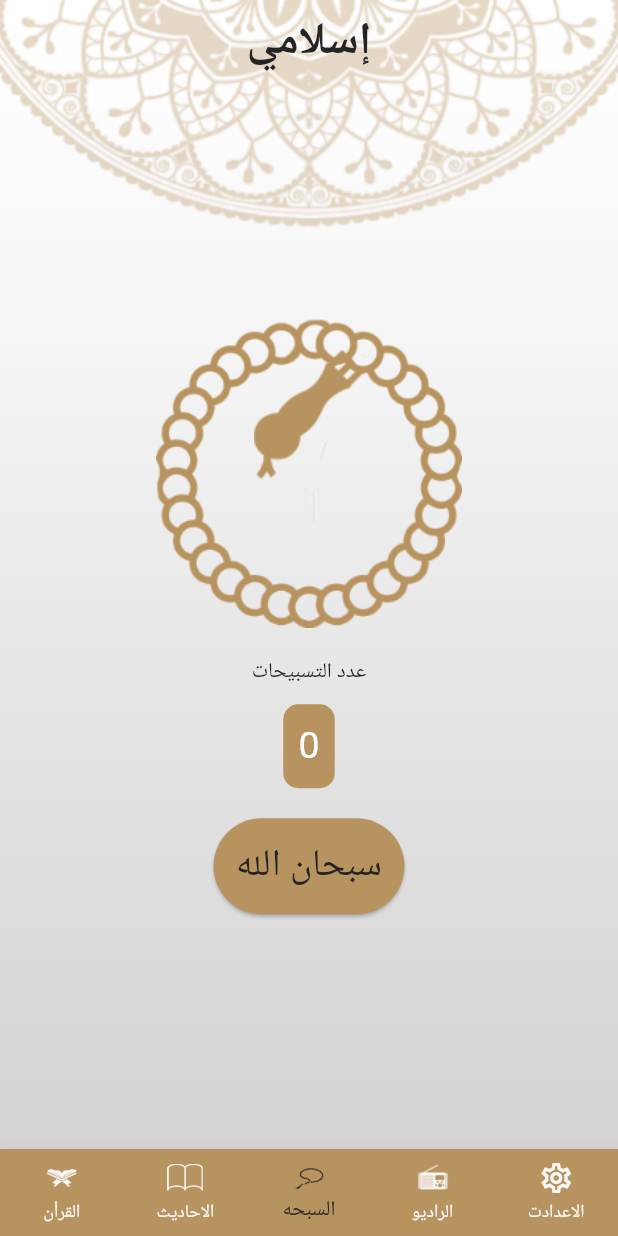
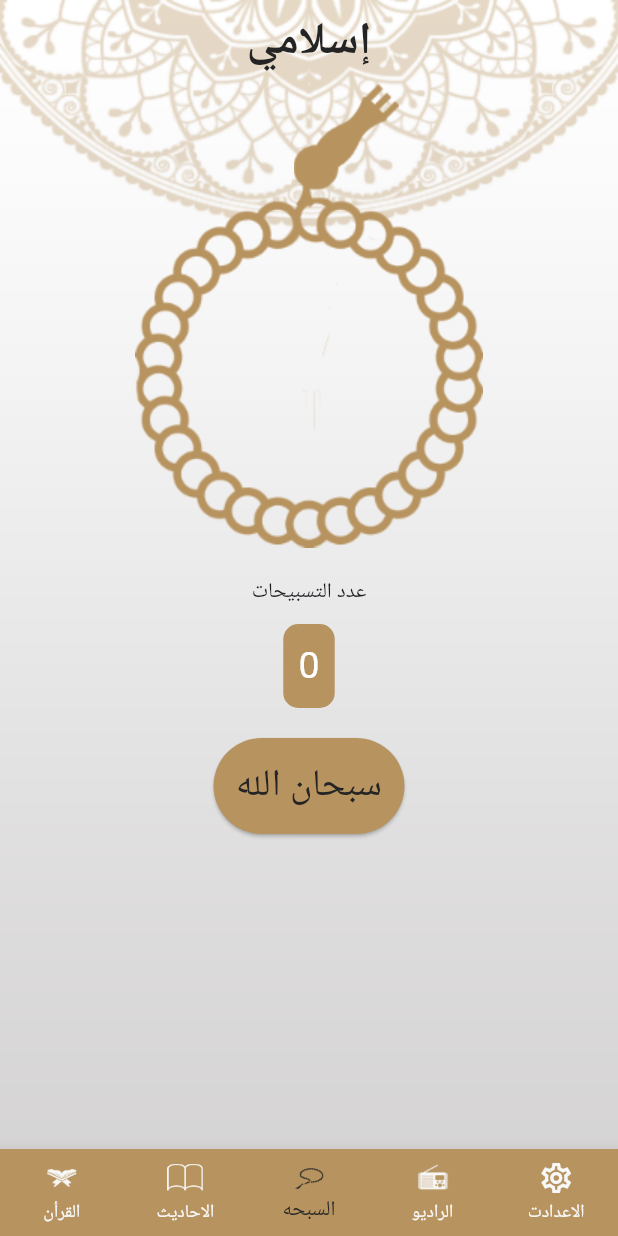
Before and after one commit to abdulrahmanal-saeed/IslamiApp, a Flutter app: the screen it shows after launch, item 3 of the bottom bar chosen, on a phone screen of 412 x 824 dp. Run offline on Flutter 3.47's test engine with Material 3 defaults, Android fonts, the phone set to English and light mode, and no system bars.

Commit message:
Sebha finally Finish

```diff
--- a/lib/tabs/sebha/sebha_tab.dart
+++ b/lib/tabs/sebha/sebha_tab.dart
@@ -10,24 +10,11 @@ class SebhaTab extends StatefulWidget {
 class _SebhaTabState extends State<SebhaTab> with SingleTickerProviderStateMixin  {
   int counter = 0;
   String tasbeeh = "سبحان الله";
-  late AnimationController _controller;
-  late Animation<double> _animation;
-
-  @override
-  void initState() {
-    super.initState();
-    _controller = AnimationController(
-      duration: const Duration(milliseconds: 200),
-      vsync: this,
-    )
-      ..addListener(() {
-        setState(() {});
-      });
-    _animation = Tween(begin: 0.0, end: 0.1).animate(_controller);
-  }
+   double angle = 0;
 
   void incrementCounter() {
     setState(() {
+      angle +=10;
       counter++;
       if (counter > 33) {
         counter = 1;
@@ -39,15 +26,9 @@ class _SebhaTabState extends State<SebhaTab> with SingleTickerProviderStateMixin
           tasbeeh = "سبحان الله";
         }
       }
-      _controller.forward(from: 0.0);
     });
   }
 
-  @override
-  void dispose() {
-    _controller.dispose();
-    super.dispose();
-  }
 
   @override
   Widget build(BuildContext context) {
@@ -55,19 +36,23 @@ class _SebhaTabState extends State<SebhaTab> with SingleTickerProviderStateMixin
       onTap: incrementCounter,
       child: Center(
         child: Column(
-          mainAxisAlignment: MainAxisAlignment.center,
           children: <Widget>[
             Stack(
-              alignment: Alignment.center,
               children: [
                 Padding(
-                  padding: EdgeInsets.only(bottom: 60),
-                  child: Image.asset('assets/images/head_sebha_logo.png',),
+                  padding: const EdgeInsetsDirectional.only(start: 50),
+                  child: Align(alignment: Alignment.center,
+                      child: Image.asset('assets/images/head_sebha_logo.png',
+                      height: 101,)),
                 ),
-                Transform.rotate(
-                  angle: _animation.value,
-                  child: Image.asset('assets/images/body_sebha_logo.png',
-                    height: MediaQuery.of(context).size.height * 0.25,
+                Padding(
+                  padding: const EdgeInsets.only(top: 75),
+                  child: Align(alignment: Alignment.center,
+                    child: Transform.rotate(
+                      angle: angle,
+                      child: Image.asset('assets/images/body_sebha_logo.png',
+                      ),
+                    ),
                   ),
                 ),
               ],
```
